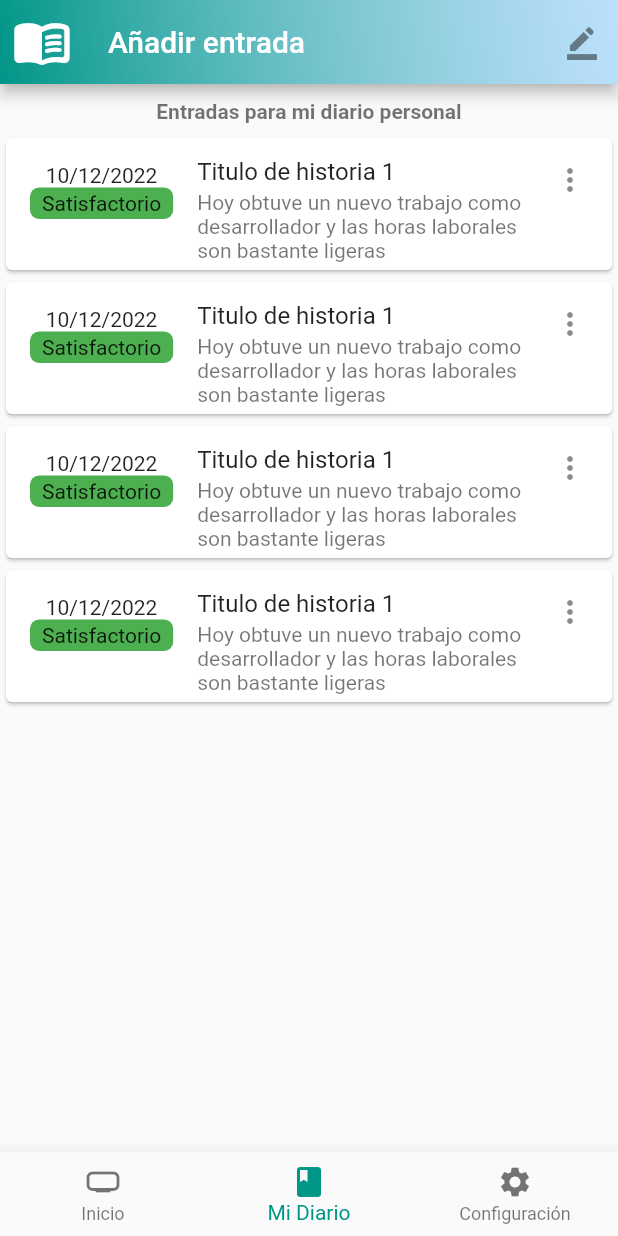
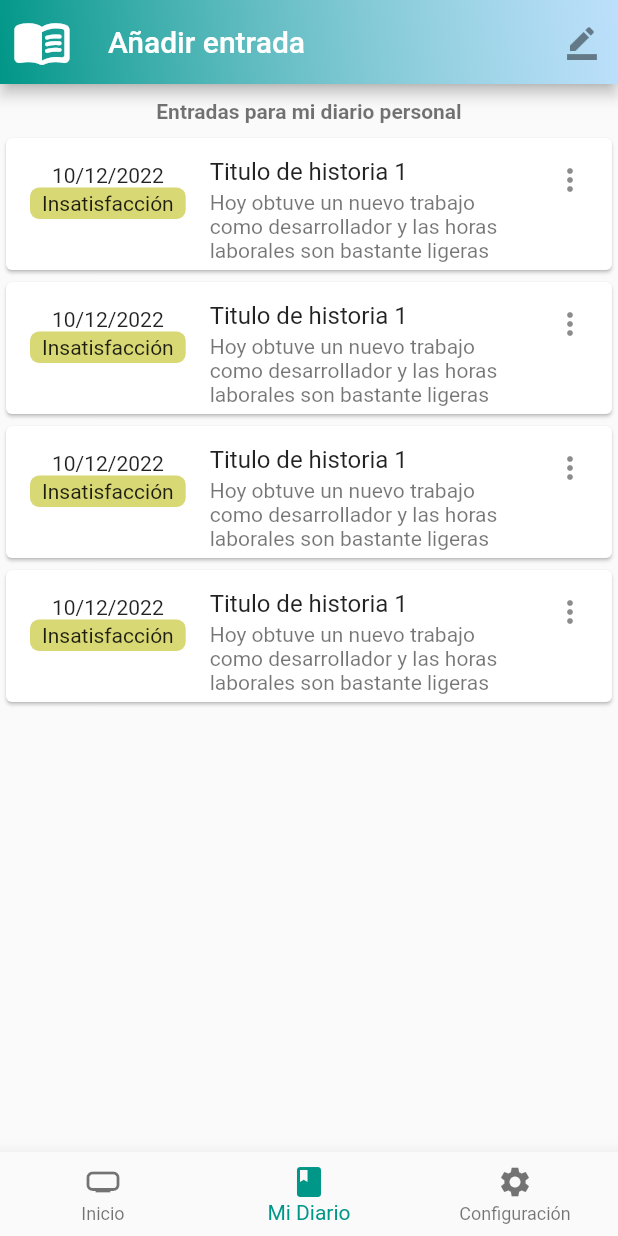
Before and after one commit to JF268/App_FirePsyc, a Flutter app: the screen it shows after launch, item 2 of the bottom bar chosen, on a phone screen of 412 x 824 dp. Run offline on Flutter 3.47's test engine with Material 2 defaults, Android fonts, the phone set to English and light mode, and no system bars; our stand-ins replace cloud_firestore, firebase_core, google_fonts; accounts and stored records are empty.

Commit message:
interfaz terminada y se creó history_model para manejar la información de Firestore

```diff
--- /dev/null
+++ b/lib/widgets/colors_diary.dart
@@ -0,0 +1,10 @@
+import 'dart:ui';
+// codigo de colores para campo de estado de dia del diario
+Color YesSatisfactoryColor = const Color(0xff8CE97A);
+Color NosatisfactoryColor = const Color(0xffD8D875);
+
+Map<String,Color> categoryColor = {
+    "Satisfacción": Color(0xff8CE97A),
+    "Insatisfacción": Color(0xffD8D875),
+    "Neutro": Color(0xffA3B4C6),
+};
--- /dev/null
+++ b/lib/widgets/satisfaction_widget.dart
@@ -0,0 +1,20 @@
+import 'package:flutter/material.dart';
+import 'package:psycjfapp/widgets/colors_diary.dart';
+
+class WidgetSatisfaction extends StatelessWidget {
+
+  //variable String para que podamos enviar algo desde Widget.history
+  String text;
+  WidgetSatisfaction({required this.text});
+
+  @override
+  Widget build(BuildContext context) {
+    return Container(
+        padding: const EdgeInsets.symmetric(horizontal: 8.0,vertical: 2.5),
+        decoration: BoxDecoration(
+            color: categoryColor[text],
+            borderRadius: BorderRadius.circular(6.0)
+        ),
+        child: Text(text));
+  }
+}
--- a/lib/widgets/widget_history.dart
+++ b/lib/widgets/widget_history.dart
@@ -1,4 +1,5 @@
 import 'package:flutter/material.dart';
+import 'package:psycjfapp/widgets/satisfaction_widget.dart';
 
 class HistoryWidget extends StatelessWidget {
   const HistoryWidget({Key? key}) : super(key: key);
@@ -16,13 +17,9 @@ class HistoryWidget extends StatelessWidget {
                 child: Column(
                   children: [
                     Text('10/12/2022'),
-                    Container(
-                        padding: const EdgeInsets.symmetric(horizontal: 8.0,vertical: 2.5),
-                        decoration: BoxDecoration(
-                            color: Colors.green,
-                            borderRadius: BorderRadius.circular(6.0)
-                        ),
-                        child: Text('Satisfactorio')),
+                    WidgetSatisfaction(
+                      text: "Insatisfacción",
+                    ),
                   ],
                 ),
               ),
```
Also changed, not shown: lib/models/history_model.dart (added, +20 -0 lines).
